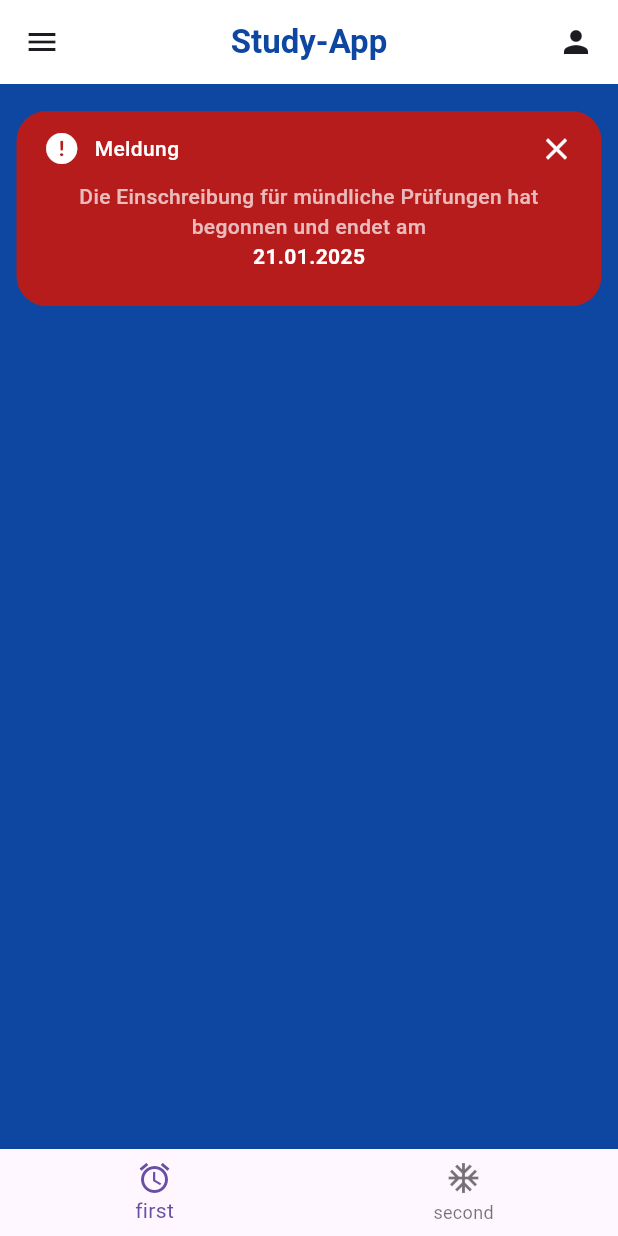
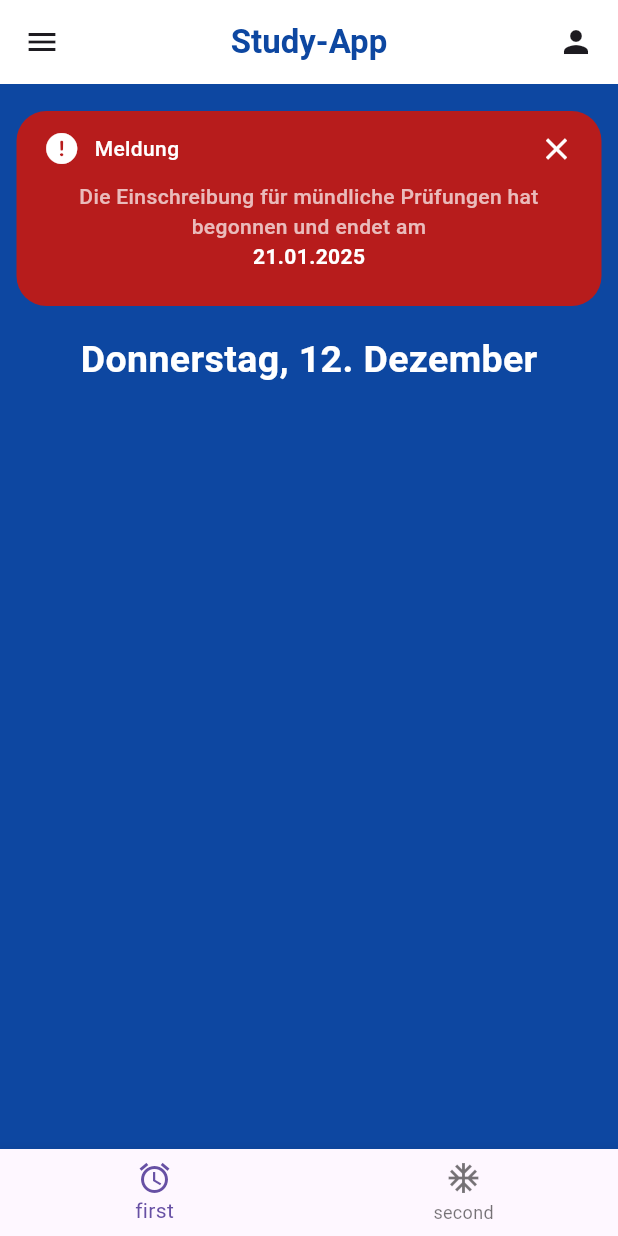
Before and after one commit to Addurezz/Study-App-User-Interface, a Flutter app: the screen it shows after launch, on a phone screen of 412 x 824 dp. Run offline on Flutter 3.47's test engine with Material 3 defaults, Android fonts, the phone set to English and light mode, and no system bars; project files that could hold a hidden picture were left out.

Commit message:
add date text block

```diff
--- a/lib/main.dart
+++ b/lib/main.dart
@@ -29,7 +29,7 @@ class MyApp extends StatelessWidget {
               )),
           body: Column(
             children: [
-              // red rectangle+
+              // red rectangle
               Container(
                 decoration: BoxDecoration(
                   color: Colors.red[900],
@@ -79,7 +79,14 @@ class MyApp extends StatelessWidget {
                             ],
                           )),
                     ])),
-              )
+              ),
+
+              Center(
+                child: Text("Donnerstag, 12. Dezember", style: TextStyle(
+                    color: Colors.white, fontSize: 25, fontWeight: FontWeight
+                        .w700),),
+              ),
+
             ],
           ),
           bottomNavigationBar:
```
